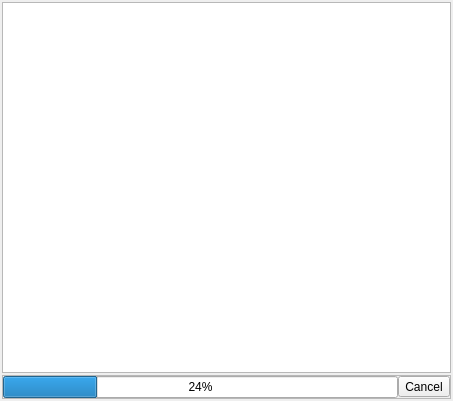
Before: the Qt Designer form apps/zxtune-qt/ui/playlist/playlist.ui in vitamin-caig/zxtune, drawn with Qt 5.
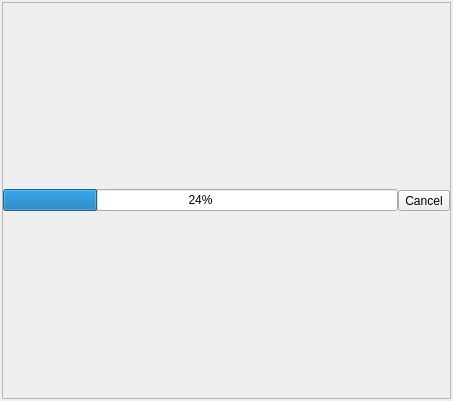
After: the same form once the commit is applied. Icons and pictures are not drawn.

Commit message: zxtune-qt: basic playlist view implementation.

```diff
--- a/apps/zxtune-qt/ui/playlist/playlist.ui
+++ b/apps/zxtune-qt/ui/playlist/playlist.ui
@@ -20,67 +20,6 @@
    <property name="margin">
     <number>2</number>
    </property>
-   <item>
-    <widget class="QTableView" name="playListContent">
-     <property name="mouseTracking">
-      <bool>true</bool>
-     </property>
-     <property name="editTriggers">
-      <set>QAbstractItemView::NoEditTriggers</set>
-     </property>
-     <property name="selectionMode">
-      <enum>QAbstractItemView::ExtendedSelection</enum>
-     </property>
-     <property name="selectionBehavior">
-      <enum>QAbstractItemView::SelectRows</enum>
-     </property>
-     <property name="verticalScrollMode">
-      <enum>QAbstractItemView::ScrollPerPixel</enum>
-     </property>
-     <property name="horizontalScrollMode">
-      <enum>QAbstractItemView::ScrollPerPixel</enum>
-     </property>
-     <property name="showGrid">
-      <bool>false</bool>
-     </property>
-     <property name="gridStyle">
-      <enum>Qt::NoPen</enum>
-     </property>
-     <property name="sortingEnabled">
-      <bool>true</bool>
-     </property>
-     <property name="wordWrap">
-      <bool>false</bool>
-     </property>
-     <property name="cornerButtonEnabled">
-      <bool>false</bool>
-     </property>
-     <attribute name="horizontalHeaderVisible">
-      <bool>true</bool>
-     </attribute>
-     <attribute name="horizontalHeaderHighlightSections">
-      <bool>false</bool>
-     </attribute>
-     <attribute name="horizontalHeaderMinimumSectionSize">
-      <number>16</number>
-     </attribute>
-     <attribute name="horizontalHeaderShowSortIndicator" stdset="0">
-      <bool>true</bool>
-     </attribute>
-     <attribute name="verticalHeaderVisible">
-      <bool>false</bool>
-     </attribute>
-     <attribute name="verticalHeaderDefaultSectionSize">
-      <number>16</number>
-     </attribute>
-     <attribute name="verticalHeaderHighlightSections">
-      <bool>false</bool>
-     </attribute>
-     <attribute name="verticalHeaderMinimumSectionSize">
-      <number>16</number>
-     </attribute>
-    </widget>
-   </item>
    <item>
     <widget class="QFrame" name="scanStatus">
      <property name="sizePolicy">
```
The commit also changes 6 other files.
